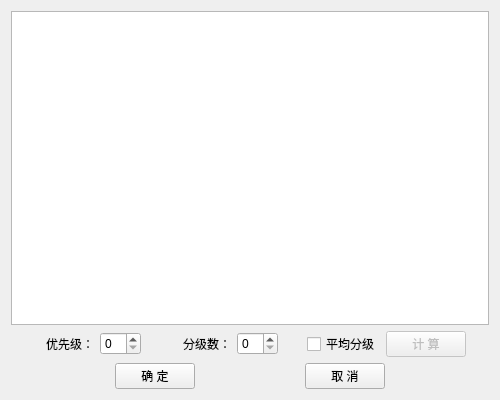
Above: HeGui/HGradeItemDialog.ui from hexianqi/QtCode before the change. Below: the same form after it.
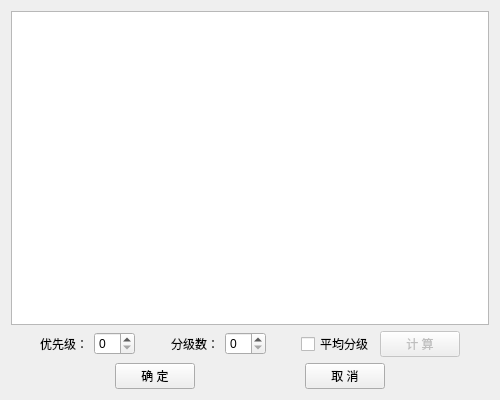
That is the form after the change. Custom widgets are drawn as their Qt base class.

```diff
--- a/HeGui/HGradeItemDialog.ui
+++ b/HeGui/HGradeItemDialog.ui
@@ -41,12 +41,6 @@
      </item>
      <item>
       <widget class="QLabel" name="label_01">
-       <property name="minimumSize">
-        <size>
-         <width>60</width>
-         <height>24</height>
-        </size>
-       </property>
        <property name="text">
         <string>优先级：</string>
        </property>
@@ -79,12 +73,6 @@
      </item>
      <item>
       <widget class="QLabel" name="label_02">
-       <property name="minimumSize">
-        <size>
-         <width>60</width>
-         <height>24</height>
-        </size>
-       </property>
        <property name="text">
         <string>分级数：</string>
        </property>
```
Left out of the diff: 8 changed lines with no effect on the pictures.
